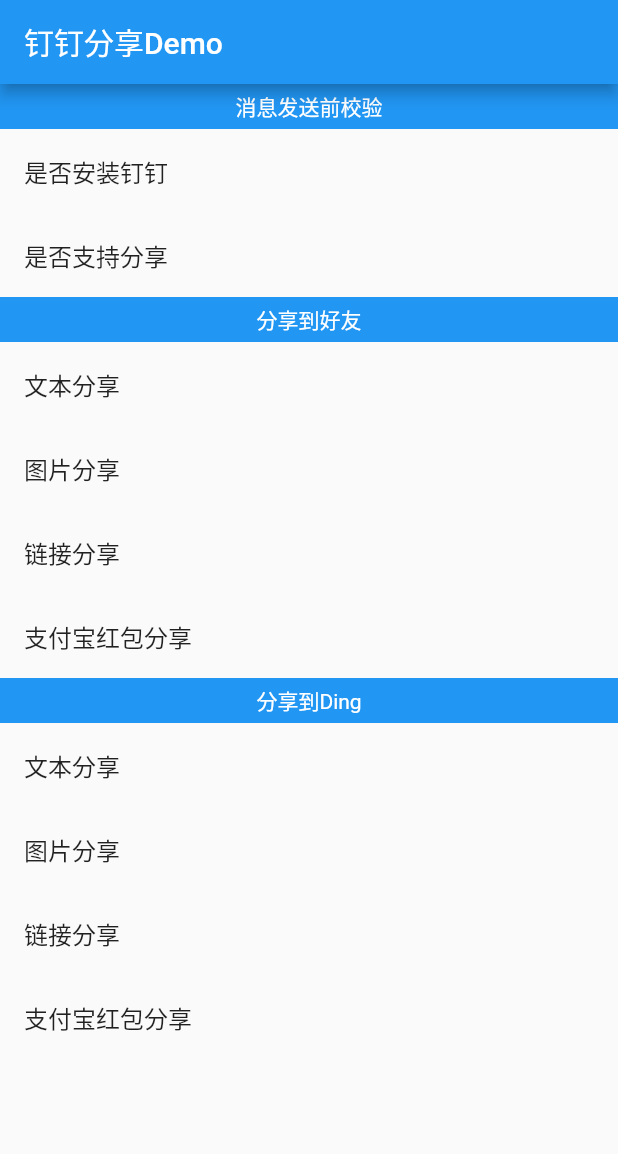
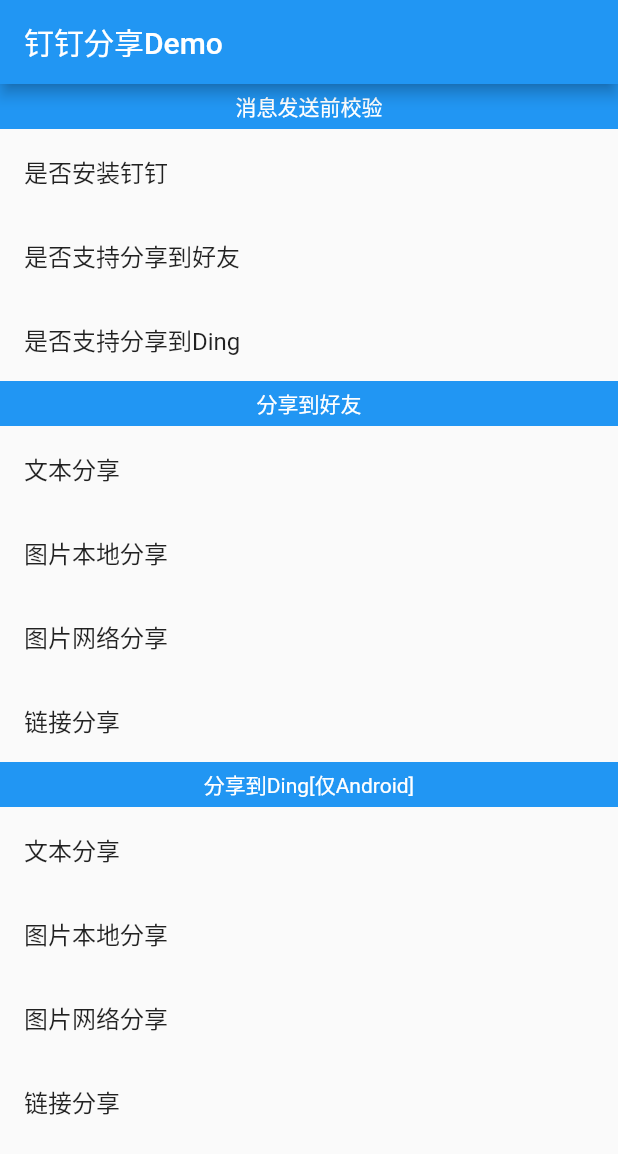
Before and after one commit to fluttify-project/ddshare_fluttify, a Flutter app: the screen it shows after launch, on a phone screen of 412 x 824 dp. Shown: the top 1154 px of the screen. Run offline on Flutter 3.47's test engine with Material 2 defaults, Android fonts, the phone set to English and light mode, and no system bars; drawn by our look-alikes of oktoast; our stand-ins replace image_picker; missing offline and left inert: foundation_fluttify.

Commit message:
完成Android端分享(缺监听)

```diff
--- a/example/lib/main.dart
+++ b/example/lib/main.dart
@@ -1,5 +1,6 @@
-import 'dart:ffi';
+import 'dart:io';
 
+import 'package:image_picker/image_picker.dart';
 import 'package:flutter/material.dart';
 import 'package:ddshare_fluttify/ddshare_fluttify.dart';
 import 'package:oktoast/oktoast.dart';
@@ -28,17 +29,20 @@ class _MyAppState extends State<MyApp> {
             children: <Widget>[
               _buildTitle("消息发送前校验"),
               _buildItem("是否安装钉钉", isDDAppInstalled),
-              _buildItem("是否支持分享", isDDSupportAPI),
+              _buildItem("是否支持分享到好友", isDDSupportAPI),
+              _buildItem("是否支持分享到Ding", isDDSupportDingAPI),
               _buildTitle("分享到好友"),
               _buildItem("文本分享", sendTextMessage),
-              _buildItem("图片分享"),
-              _buildItem("链接分享"),
-              _buildItem("支付宝红包分享"),
-              _buildTitle("分享到Ding"),
+              _buildItem("图片本地分享", sendLocalImage),
+              _buildItem("图片网络分享", sendOnlineImage),
+              _buildItem("链接分享", sendWebPageMessage),
+//              _buildItem("支付宝红包分享", sendZFBMessage),
+              _buildTitle("分享到Ding[仅Android]"),
               _buildItem("文本分享", () => sendTextMessage(true)),
-              _buildItem("图片分享"),
-              _buildItem("链接分享"),
-              _buildItem("支付宝红包分享"),
+              _buildItem("图片本地分享", () => sendLocalImage(true)),
+              _buildItem("图片网络分享", () => sendOnlineImage(true)),
+              _buildItem("链接分享", () => sendWebPageMessage(true)),
+//              _buildItem("支付宝红包分享", () => sendZFBMessage(true)),
             ],
           ),
         ),
@@ -67,7 +71,57 @@ class _MyAppState extends State<MyApp> {
     showToast("$flag");
   }
 
+  isDDSupportDingAPI() async {
+    bool flag = await DDSharePlugin.isDDSupportDingAPI();
+    showToast("$flag");
+  }
+
   sendTextMessage([bool isSendDing = false]) async {
-    await DDSharePlugin.sendTextMessage("一个简单的文本分享", isSendDing);
+    bool flag = await DDSharePlugin.sendTextMessage("一个简单的文本分享", isSendDing);
+    showToast("$flag");
   }
+
+  sendOnlineImage([bool isSendDing = false]) async {
+    //        String picUrl = "http://upfile.asqql.com/2009pasdfasdfic2009s305985-ts/2017-12/201712617475697622.gif";
+    //        String picUrl = "http://img.zcool.cn/community/010a1b554c01d1000001bf72a68b37.jpg@1280w_1l_2o_100sh.png";
+    String picUrl = "https://img-download.pchome.net/download/1k1/ut/5a/ouzdgm-1dzc.jpg";
+    //        String picUrl = "http://img.qdaily.com/uploads/20160606152752iqaH5t4KMvn18BZo.gif-WebpWebW640";
+    //        String picUrl = "http://img.qdaily.com/uploads/20160606152752iqaH5t4KMvn18BZo.gif";
+    //        String picUrl = "http://static.dingtalk.com/media/lAHPBY0V4shLSVDMlszw_240_150.gif";
+
+    bool flag = await DDSharePlugin.sendOnlineImage(picUrl, isSendDing);
+    showToast("$flag");
+  }
+
+  sendLocalImage([bool isSendDing = false]) async {
+    // 替换成本地可用路径
+    File image = await ImagePicker.pickImage(source: ImageSource.gallery);
+    if (image == null) return;
+    bool flag = await DDSharePlugin.sendLocalImage(image, isSendDing);
+    showToast("$flag");
+  }
+
+  sendWebPageMessage([bool isSendDing = false]) async {
+    String url = "https://www.baidu.com";
+    String title = "这是标题";
+    String content = "这里是分享的内容:"+DateTime.now().toIso8601String();
+//    String thumbUrl = "http://static.dingtalk.com/media/lAHPBY0V4shLSVDMlszw_240_150.gif";
+    String thumbUrl = "https://t.alipayobjects.com/images/rmsweb/T1vs0gXXhlXXXXXXXX.jpg";
+
+    bool flag = await DDSharePlugin.sendWebPageMessage(url,
+        title: title, content: content, thumbUrl: thumbUrl, isSendDing: isSendDing);
+    showToast("$flag");
+  }
+
+  //
+//  sendZFBMessage([bool isSendDing = false]) async {
+//    String url = "https://www.baidu.com";
+//    String title = "支付宝红包标题这是一个很长很长的标题";
+//    String content = "支付宝红包内容描述";
+//    String thumbUrl = "https://t.alipayobjects.com/images/rmsweb/T1vs0gXXhlXXXXXXXX.jpg";
+//
+//    bool flag = await DDSharePlugin.sendZFBMessage(url,
+//        title: title, content: content, thumbUrl: thumbUrl, isSendDing: isSendDing);
+//    showToast("$flag");
+//  }
 }
--- a/example/pubspec.yaml
+++ b/example/pubspec.yaml
@@ -13,6 +13,8 @@ dependencies:
   # Use with the CupertinoIcons class for iOS style icons.
   cupertino_icons: ^0.1.2
   oktoast: ^2.2.0
+  image_picker: ^0.6.0+20
+
 dev_dependencies:
   flutter_test:
     sdk: flutter
--- /dev/null
+++ b/lib/src/dart/enums.dart
@@ -0,0 +1,12 @@
+enum DDShareType{
+  /// 文本
+  TEXT,
+  /// 本地图片
+  IMG_LOCAL,
+  /// 网络图片
+  IMG_URL,
+  /// 网页
+  URL,
+  /// 支付宝红包
+  ZFB,
+}
--- /dev/null
+++ b/lib/src/dart/models.dart
@@ -0,0 +1,19 @@
+import 'enums.dart';
+
+class DDShareBody {
+  /// 标题
+  String mTitle;
+
+  /// 内容
+  String mContent;
+
+  /// 缩略图链接
+  String mThumbUrl;
+
+  /// 网页分享的连接地址
+  String mUrl;
+
+  DDShareType shareType;
+
+  DDShareBody({this.mTitle, this.mContent, this.mThumbUrl, this.mUrl, this.shareType});
+}
```
Also changed, not shown: lib/src/dart/ddshare.dart (+105 -43 lines), example/pubspec.lock.
